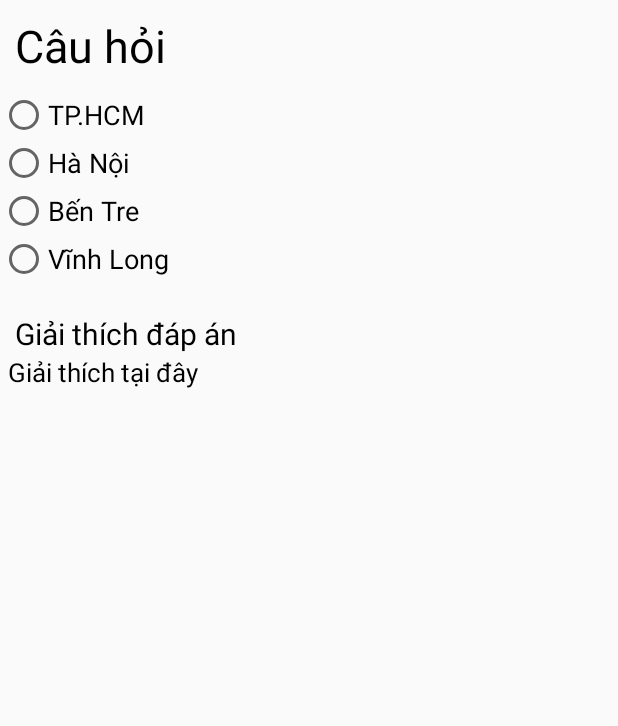
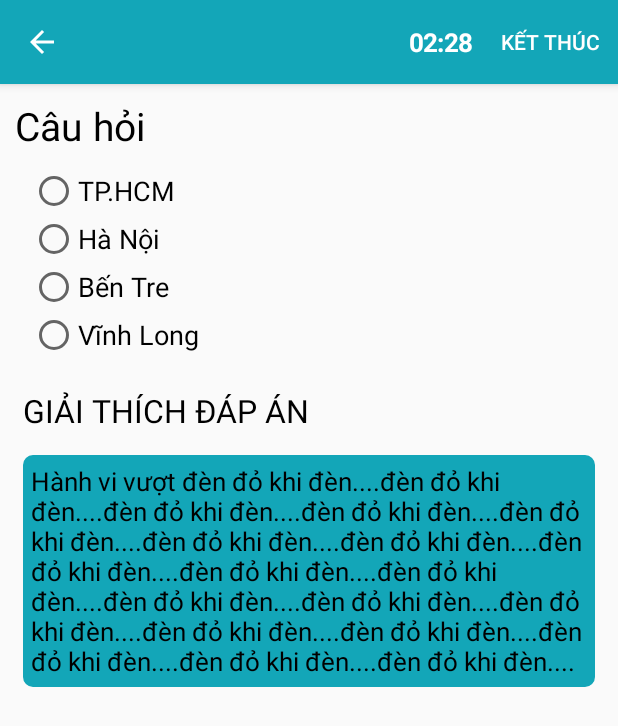
Before and after one commit to kenmerzy/DoAn, an Android app: the LamBaiThiActivity screen opened directly, with no data from a screen before it, on a phone screen of 412 x 824 dp. Shown: the top 726 px of the screen. Run offline under Robolectric (Android 15) with nearby library versions, the phone set to English and light mode, and no system bars.

Commit message:
2wwweqqqwe

```diff
--- a/app/src/main/AndroidManifest.xml
+++ b/app/src/main/AndroidManifest.xml
@@ -8,8 +8,7 @@
         android:roundIcon="@mipmap/ic_launcher_round"
         android:supportsRtl="true"
         android:theme="@style/AppTheme">
-        <activity android:name=".ui.thisathach.LamBaiThiActivity"
-            />
+        <activity android:name=".ui.thisathach.LamBaiThiActivity" />
         <activity android:name=".ui.tracuuluat.TraCuuLuatActivity" />
         <activity android:name=".ui.bienbao.BienBaoActivity" />
         <activity android:name=".ui.caccauhaysai.CacCauHaySaiActivity" />
--- a/app/src/main/java/ngoclong/example/phanmemthibanglai/ui/thisathach/LamBaiThiActivity.java
+++ b/app/src/main/java/ngoclong/example/phanmemthibanglai/ui/thisathach/LamBaiThiActivity.java
@@ -5,12 +5,12 @@ import android.graphics.Typeface;
 import android.os.Bundle;
 import android.os.CountDownTimer;
 import android.support.v4.app.Fragment;
-import android.support.v4.app.FragmentActivity;
 import android.support.v4.app.FragmentManager;
 import android.support.v4.app.FragmentStatePagerAdapter;
 import android.support.v4.view.MenuItemCompat;
 import android.support.v4.view.PagerAdapter;
 import android.support.v4.view.ViewPager;
+import android.support.v7.app.AppCompatActivity;
 import android.view.Menu;
 import android.view.MenuItem;
 import android.view.View;
@@ -21,13 +21,11 @@ import android.widget.TextView;
 
 import ngoclong.example.phanmemthibanglai.R;
 
-public class LamBaiThiActivity extends FragmentActivity {
+public class LamBaiThiActivity extends AppCompatActivity {
 
     TextView timerText;
 
     String[] items = {"1","2","3","4"};
-
-
     private static final int NUM_PAGES = 5;
 
     /**
--- /dev/null
+++ b/app/src/main/res/drawable/rounded_textview.xml
@@ -0,0 +1,17 @@
+<?xml version="1.0" encoding="utf-8"?>
+
+<shape xmlns:android="http://schemas.android.com/apk/res/android" >
+    <stroke
+        android:width="1dp"
+        android:color="@color/colorPrimary" />
+
+    <solid android:color="@color/colorPrimary" />
+
+    <padding
+        android:left="1dp"
+        android:right="1dp"
+        android:bottom="1dp"
+        android:top="1dp" />
+
+    <corners android:radius="6dp" />
+</shape>
--- a/app/src/main/res/layout/fragment_screen_slide_page.xml
+++ b/app/src/main/res/layout/fragment_screen_slide_page.xml
@@ -14,11 +14,12 @@
             android:layout_margin="10dp"
             android:text="Câu hỏi "
             android:textColor="#000000"
-            android:textSize="30dp"/>
+            android:textSize="26dp"/>
         <RadioGroup
             android:layout_width="match_parent"
             android:layout_height="wrap_content"
             android:id="@+id/grpDapAn"
+            android:paddingLeft="20dp"
 
             android:layout_below="@id/tvCauHoi">
             <RadioButton
@@ -51,22 +52,26 @@
         <TextView
             android:layout_width="match_parent"
             android:layout_height="wrap_content"
-            android:text="Giải thích đáp án"
+            android:text="GIẢI THÍCH ĐÁP ÁN"
             android:textColor="#000000"
             android:layout_below = "@id/grpDapAn"
             android:layout_marginTop="20dp"
-            android:textSize="20dp"
-            android:paddingLeft="10dp"
+            android:textSize="21dp"
+            android:paddingLeft="15dp"
             android:id="@+id/tvGT" />
         <TextView
             android:layout_width="match_parent"
             android:layout_height="wrap_content"
-            android:text="Giải thích tại đây"
+            android:background="@drawable/rounded_textview"
+            android:text="Hành vi vượt đèn đỏ khi đèn....đèn đỏ khi đèn....đèn đỏ khi đèn....đèn đỏ khi đèn....đèn đỏ khi đèn....đèn đỏ khi đèn....đèn đỏ khi đèn....đèn đỏ khi đèn....đèn đỏ khi đèn....đèn đỏ khi đèn....đèn đỏ khi đèn....đèn đỏ khi đèn....đèn đỏ khi đèn....đèn đỏ khi đèn....đèn đỏ khi đèn....đèn đỏ khi đèn....đèn đỏ khi đèn....đèn đỏ khi đèn...."
             android:textColor="#000000"
             android:layout_below="@id/tvGT"
             android:textSize="17dp"
-            android:paddingLeft="5dp"
+            android:layout_margin="15dp"
+            android:visibility="visible"
+            android:padding="5dp"
             android:id="@+id/tvGiaiThichDapAn" />
+
 
     </RelativeLayout>
 </ScrollView>
```
